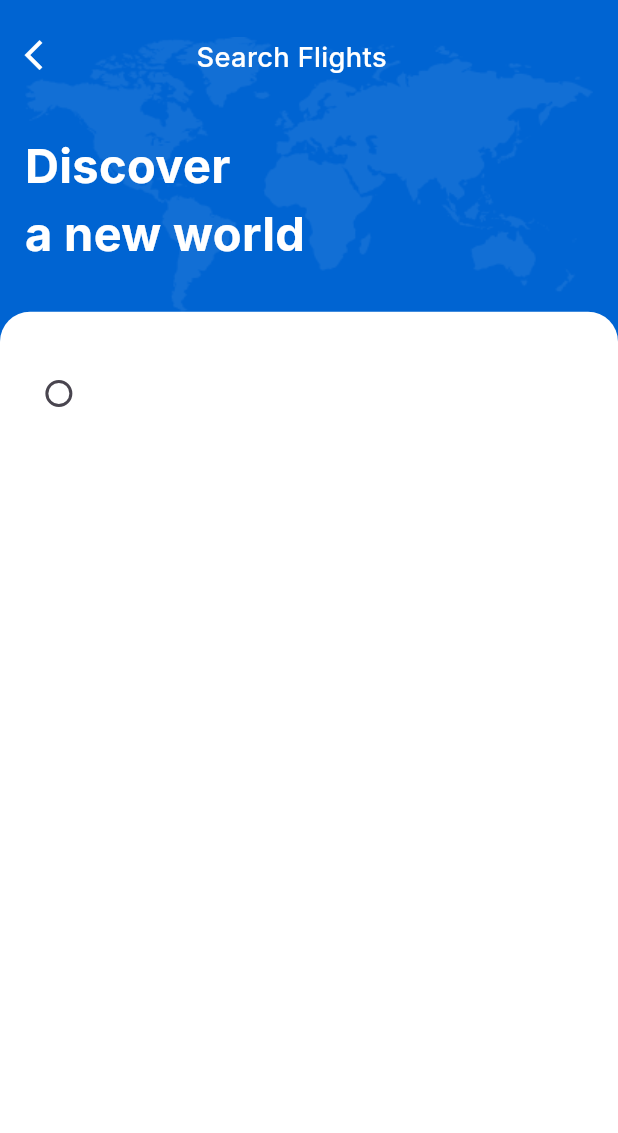
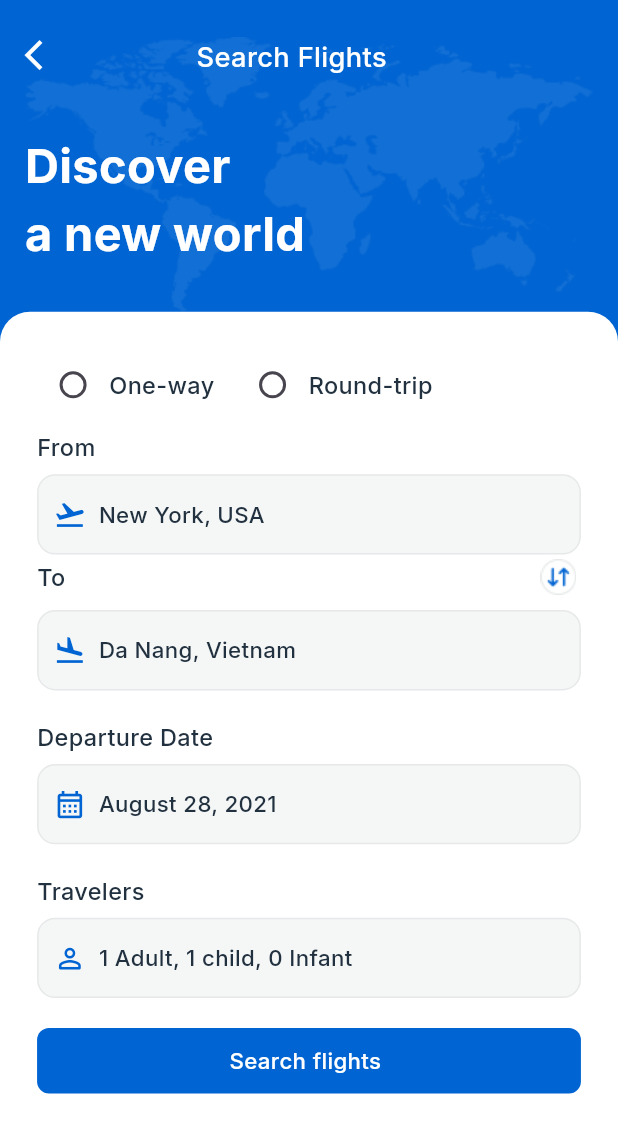
Before and after one commit to DhanashreeC2W/Ticket_Booking_App, a Flutter app: the HomeScreen screen opened directly, on a phone screen of 412 x 824 dp. Shown: the top 1133 px of the screen. Run offline on Flutter 3.47's test engine with Material 3 defaults, Android fonts, the phone set to English and light mode, and no system bars; our stand-ins replace flutter_otp_text_field, get, google_fonts, smooth_page_indicator; missing offline and left inert: bulleted_list.

Commit message:
"commit"

```diff
--- a/lib/main.dart
+++ b/lib/main.dart
@@ -3,6 +3,7 @@ import 'package:get/get.dart';
 import 'package:ticket_booking_app/view/Screens/Account%20Screen/account_screen.dart';
 import 'package:ticket_booking_app/view/Screens/Delete%20Account%20Screen/delete_account.dart';
 import 'package:ticket_booking_app/view/Screens/Home%20Screen/home_screen.dart';
+import 'package:ticket_booking_app/view/Screens/Search%20Result%20Screen/search_result_screen.dart';
 void main() {
   runApp(const MainApp());
 }
@@ -14,7 +15,7 @@ class MainApp extends StatelessWidget {
   Widget build(BuildContext context) {
     return const GetMaterialApp(
       debugShowCheckedModeBanner: false,
-      home: HomeScreen(),
+      home: SearchResultScreen(),
     );
   }
 }
--- a/lib/view/Screens/Home Screen/Widget/home_radio_button_widget.dart
+++ b/lib/view/Screens/Home Screen/Widget/home_radio_button_widget.dart
@@ -1,13 +1,25 @@
 import 'package:flutter/material.dart';
+import 'package:google_fonts/google_fonts.dart';
 
+///RADIO BUTTON WIDGET FOR HOME SCREEN
 class HomeRadioButtonWidget extends StatelessWidget {
-  const HomeRadioButtonWidget({super.key});
+  final String? tripType;
+  const HomeRadioButtonWidget({super.key, this.tripType});
 
   @override
   Widget build(BuildContext context) {
+    final deviceHeight = MediaQuery.sizeOf(context).height;
+
     return Row(
       children: [
         Radio(value: 1, groupValue: 0, onChanged: (value) {}),
+        Text(
+          tripType!,
+          style: GoogleFonts.inter(
+              color: const Color.fromRGBO(34, 49, 63, 1),
+              fontWeight: FontWeight.w500,
+              fontSize: deviceHeight * 0.019),
+        ),
       ],
     );
   }
--- a/lib/view/Screens/Home Screen/Widget/homescreen_container.dart
+++ b/lib/view/Screens/Home Screen/Widget/homescreen_container.dart
@@ -1,8 +1,9 @@
 import 'dart:developer';
 
-import 'package:flutter/foundation.dart';
-import 'package:flutter/widgets.dart';
+import 'package:flutter/material.dart';
 import 'package:ticket_booking_app/view/Screens/Home%20Screen/Widget/home_radio_button_widget.dart';
+import 'package:ticket_booking_app/view/Screens/Home%20Screen/Widget/trip_details_widget.dart';
+import 'package:ticket_booking_app/view/Widgets/button_widget.dart';
 
 class HomescreenContainer extends StatefulWidget {
   const HomescreenContainer({super.key});
@@ -12,31 +13,101 @@ class HomescreenContainer extends StatefulWidget {
 }
 
 class _HomescreenContainerState extends State<HomescreenContainer> {
+
+  void dateBottomSheet() {
+    showModalBottomSheet(
+        context: context,
+        builder: (BuildContext context) {
+          return Padding(
+
+            padding: const EdgeInsets.all(15.0),
+            child: Column(
+              children: [
+                Expanded(
+                  child: Container(
+                   width: MediaQuery.sizeOf(context).width,
+                    child: DatePickerDialog(
+                     // helpText: "Select Date",
+                     currentDate: DateTime.now(),
+                        firstDate: DateTime(2024), lastDate: DateTime(2025)),
+                  ),
+                ),
+                const ButtonWidget(buttonText: "Search date", buttonColor:Color.fromRGBO(0,100,210,1),isFullWidth: true, )
+              ],
+            ),
+          );
+        });
+  }
+
   @override
   Widget build(BuildContext context) {
     final deviceWidth = MediaQuery.sizeOf(context).width;
     final deviceHeight = MediaQuery.sizeOf(context).height;
-    log("${deviceHeight * 0.037}");
+    log("${deviceHeight * 0.008}");
     return Expanded(
       child: Container(
+        padding: EdgeInsets.only(
+          top: deviceHeight * 0.03,
+          left: deviceWidth * 0.06, //16
+          right: deviceWidth * 0.06, //16
+        ),
         height: deviceHeight,
         width: deviceWidth,
         decoration: const BoxDecoration(
             color: Color.fromRGBO(255, 255, 255, 1),
             borderRadius: BorderRadius.only(
-                topLeft: Radius.circular(20),
-                topRight: Radius.circular(20))),
-        child: Padding(
-          padding:  EdgeInsets.only(
-             top: deviceHeight * 0.037,
-              left: deviceWidth *0.037, //16
-              right: deviceWidth *0.037, //16
-          ),
-          child: Column(
-            children: [
-              HomeRadioButtonWidget()
-            ],
-          ),
+                topLeft: Radius.circular(20), topRight: Radius.circular(20))),
+        child: Column(
+          crossAxisAlignment: CrossAxisAlignment.start,
+          children: [
+            ///ROW FOR 2 RADIO BUTTON
+            Row(
+              crossAxisAlignment: CrossAxisAlignment.end,
+              children: [
+                const HomeRadioButtonWidget(
+                  tripType: "One-way",
+                ),
+                SizedBox(
+                  ///18
+                  width: deviceWidth * 0.036,
+                ),
+                const HomeRadioButtonWidget(tripType: "Round-trip"),
+              ],
+            ),
+            SizedBox(
+              height: deviceHeight * 0.008,
+            ),
+
+            ///WIDGET FOR TRIP DETAILS
+            const TripDetailsWidget(
+                headingText: "From",
+                data: "New York, USA",
+                icon: Icon(Icons.flight_takeoff_outlined)),
+            const TripDetailsWidget(
+                headingText: "To",
+                data: "Da Nang, Vietnam",
+                icon: Icon(Icons.flight_land_outlined)),
+            GestureDetector(
+              onTap: () {
+                dateBottomSheet();
+              },
+              child: const TripDetailsWidget(
+                  headingText: "Departure Date",
+                  data: "August 28, 2021",
+                  icon: Icon(Icons.calendar_month_outlined)),
+            ),
+            const TripDetailsWidget(
+                headingText: "Travelers",
+                data: "1 Adult, 1 child, 0 Infant",
+                icon: Icon(Icons.person_outline_rounded)),
+
+            ///BUTTON WIDGET FOR SEARCH FLIGHTS BUTTON
+            const ButtonWidget(
+              buttonText: "Search flights",
+              buttonColor: Color.fromRGBO(0, 100, 210, 1),
+              isFullWidth: true,
+            ),
+          ],
         ),
       ),
     );
--- /dev/null
+++ b/lib/view/Screens/Home Screen/Widget/trip_details_widget.dart
@@ -0,0 +1,87 @@
+import 'package:flutter/material.dart';
+import 'package:google_fonts/google_fonts.dart';
+
+class TripDetailsWidget extends StatelessWidget {
+  final String headingText;
+  final Icon icon;
+  final String data;
+  const TripDetailsWidget(
+      {super.key,
+      required this.headingText,
+      required this.data,
+      required this.icon});
+
+  @override
+  Widget build(BuildContext context) {
+    final deviceWidth = MediaQuery.sizeOf(context).width;
+    final deviceHeight = MediaQuery.sizeOf(context).height;
+    return Column(
+      crossAxisAlignment: CrossAxisAlignment.start,
+      children: [
+        ///HEADING TEXT OF THE CONTAINER
+        headingText == "To"
+        ///ROW FOR EXCHANGE BUTTON
+            ? Row(
+                mainAxisAlignment: MainAxisAlignment.spaceBetween,
+                children: [
+                  Text(
+                    headingText,
+                    style: GoogleFonts.inter(
+                        color: const Color.fromRGBO(34, 49, 63, 1),
+                        fontWeight: FontWeight.w500,
+                        fontSize: deviceHeight * 0.019),
+                  ),
+                 Padding(
+                   padding: const EdgeInsets.all(3),
+                   child: Image.asset("assets/images/exchange.png"),
+                 )
+                ],
+              )
+            : Text(
+                headingText,
+                style: GoogleFonts.inter(
+                    color: const Color.fromRGBO(34, 49, 63, 1),
+                    fontWeight: FontWeight.w500,
+                    fontSize: deviceHeight * 0.019),
+              ),
+              const SizedBox(height: 7,),
+              ///DETAILS CONTAINER INCUDIN ICON AND DATA
+        Container(
+          width: deviceWidth,
+          height: deviceHeight * 0.065, //48
+          margin:
+              headingText == "From" ? null : const EdgeInsets.only(bottom: 20),
+          padding: const EdgeInsets.only(
+            left: 10,
+          ),
+          decoration: BoxDecoration(
+              color: const Color.fromRGBO(245, 246, 246, 1),
+              border: Border.all(
+                color: const Color.fromRGBO(230, 232, 233, 1),
+                width: 1,
+              ),
+              borderRadius: BorderRadius.circular(12)),
+          child: Row(
+            children: [
+              Icon(
+                icon.icon,
+                color: const Color.fromRGBO(0, 100, 210, 1),
+                size: deviceWidth * 0.053,
+              ),
+              SizedBox(
+                width: deviceWidth * 0.02,
+              ),
+              Text(
+                data,
+                style: GoogleFonts.inter(
+                    color: const Color.fromRGBO(34, 49, 63, 1),
+                    fontWeight: FontWeight.w500,
+                    fontSize: deviceHeight * 0.018),
+              )
+            ],
+          ),
+        ),
+      ],
+    );
+  }
+}
--- a/lib/view/Screens/Home Screen/home_screen.dart
+++ b/lib/view/Screens/Home Screen/home_screen.dart
@@ -19,7 +19,7 @@ class _HomeScreenState extends State<HomeScreen> {
     final deviceHeight = MediaQuery.sizeOf(context).height;
     log("${deviceHeight * 0.038}");
     return Scaffold(
-        backgroundColor: Color.fromRGBO(0,100,210,1),
+        backgroundColor: const Color.fromRGBO(0, 100, 210, 1),
         //extendBodyBehindAppBar: true,
         body: Column(children: [
           Padding(
@@ -61,10 +61,10 @@ class _HomeScreenState extends State<HomeScreen> {
                           child: Text(
                             "Discover \na new world",
                             style: GoogleFonts.inter(
-                                fontWeight: FontWeight.w700,
-                                color: const Color.fromRGBO(255, 255, 255, 1),
-                                fontSize: deviceHeight * 0.038,
-                                ),
+                              fontWeight: FontWeight.w700,
+                              color: const Color.fromRGBO(255, 255, 255, 1),
+                              fontSize: deviceHeight * 0.038,
+                            ),
                           ))
                     ],
                   ),
@@ -73,7 +73,6 @@ class _HomeScreenState extends State<HomeScreen> {
             ),
           ),
           const HomescreenContainer()
-
         ]));
   }
 }
--- a/lib/view/Screens/Transaction Details Screen/Widget/top_container.dart
+++ b/lib/view/Screens/Transaction Details Screen/Widget/top_container.dart
@@ -81,6 +81,7 @@ class TopContainer extends StatelessWidget {
                         color: const Color.fromRGBO(13, 22, 52, 0.05),
                         width: 1),
                   ),
+                  ///TO ROTATE FLIGHT ICON
                   child: Transform.rotate(
                     angle: 1.6,
                     child: Icon(
```
Also changed, not shown: lib/view/Screens/Search Result Screen/search_result_screen.dart (added, +87 -0 lines), lib/view/Screens/Search Result Screen/widget/search_card_widget.dart (added, +31 -0 lines), assets/images/Global Map.png (added), assets/images/exchange.png (added), packages/flutter/src/widgets/binding.dart (added), pubspec.lock.
